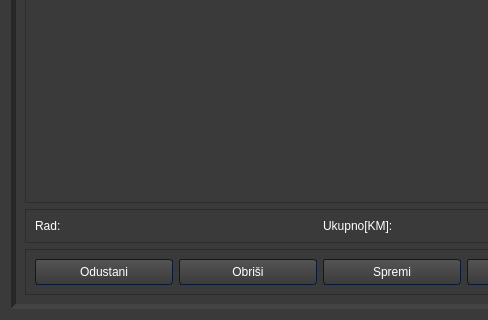
First picture: the form in receipt.ui, repository 4ntim4tter/Budget-Flow, before the edit; both pictures show x 0 to 488 and y 160 to 480 of the 640 by 480 pixel window.
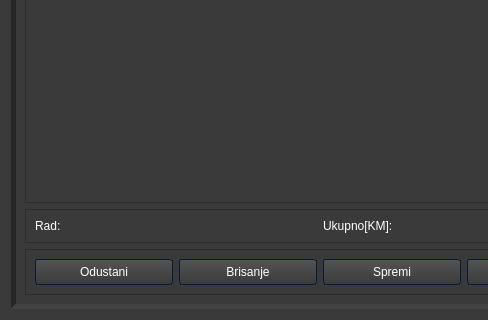
Second picture: the form after the edit. Icons and pictures are not drawn.

What changed in the file:
```diff
--- a/receipt.ui
+++ b/receipt.ui
@@ -1172,7 +1172,7 @@
          <item>
           <widget class="QPushButton" name="delete_entry_button">
            <property name="text">
-            <string>Obriši</string>
+            <string>Brisanje</string>
            </property>
           </widget>
          </item>
```
